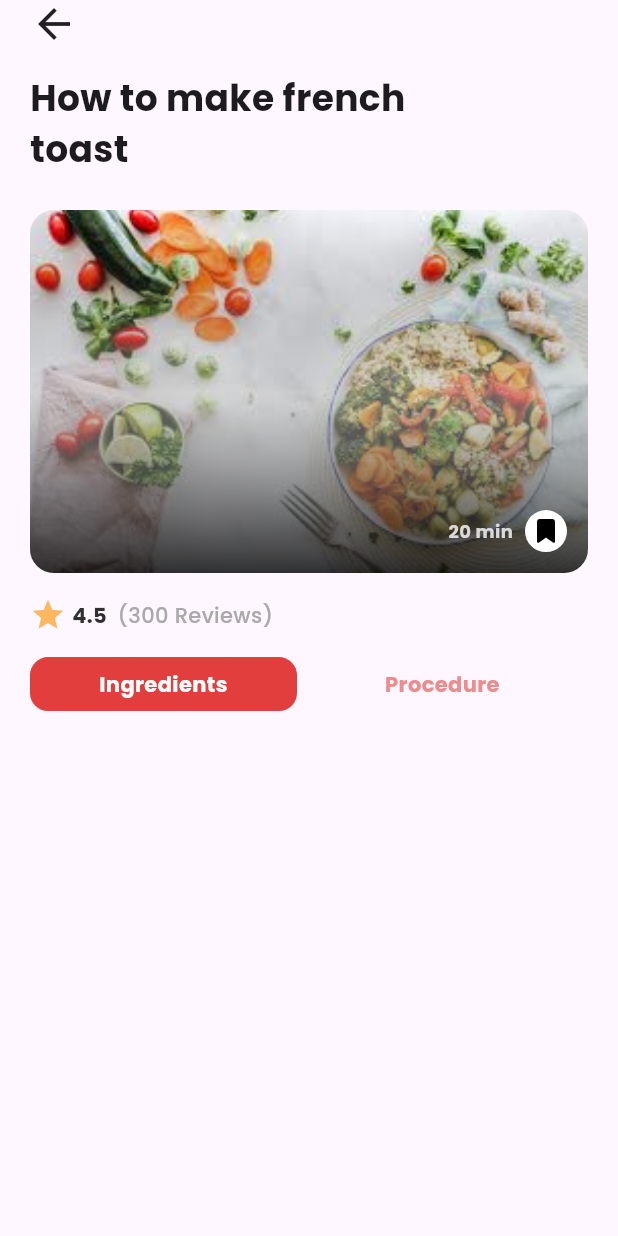
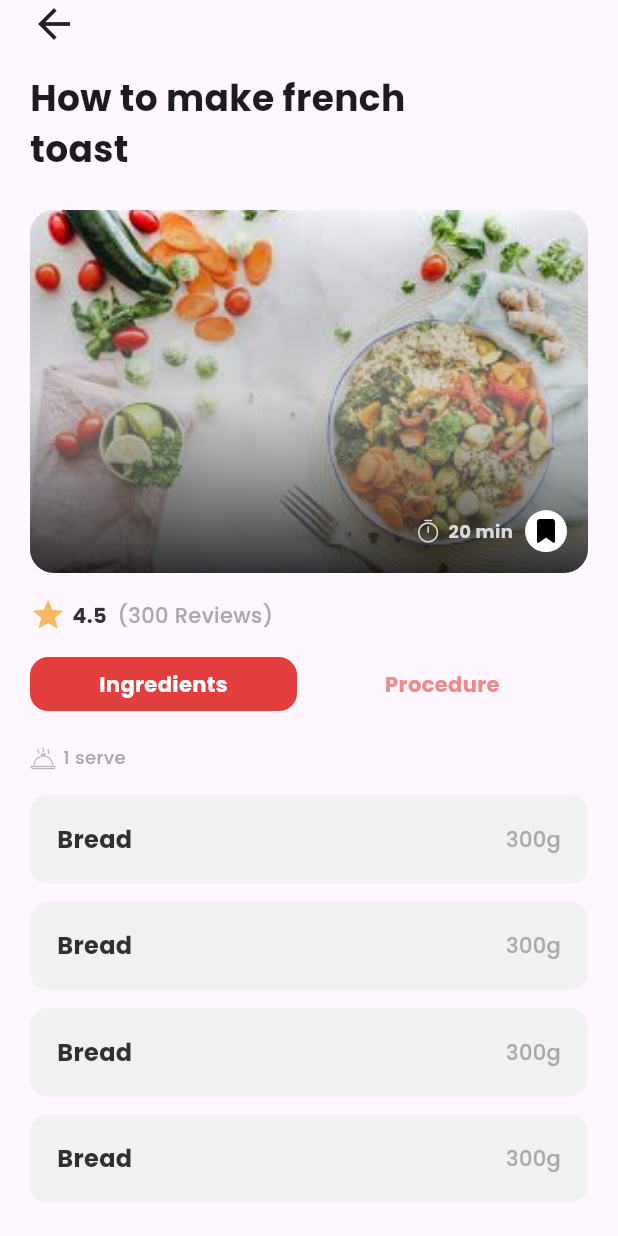
Before and after one commit to HazemAhmed677/reciply-app, a Flutter app: the RecipeInfoNody screen opened directly, on a phone screen of 412 x 824 dp. Run offline on Flutter 3.47's test engine with Material 3 defaults, Android fonts, the phone set to English and light mode, and no system bars; our stand-ins replace curved_navigation_bar, device_preview, flutter_svg, font_awesome_flutter, go_router.

Commit message:
create  ingredians list view

```diff
--- a/lib/core/utils/app_routers.dart
+++ b/lib/core/utils/app_routers.dart
@@ -24,20 +24,20 @@ abstract class AppRouters {
           duration: 300,
         ),
       ),
-      GoRoute(
-        path: searchID,
-        pageBuilder: (context, state) => CustomViewAnimation(
-          child: const SearchView(),
-          key: state.pageKey,
-          duration: 0,
-        ),
-      ),
+      // GoRoute(
+      //   path: searchID,
+      //   pageBuilder: (context, state) => CustomViewAnimation(
+      //     child: const SearchView(),
+      //     key: state.pageKey,
+      //     duration: 0,
+      //   ),
+      // ),
       GoRoute(
         path: recipeInfoID,
         pageBuilder: (context, state) => CustomViewAnimation(
           child: const RecipeInfoView(),
           key: state.pageKey,
-          duration: 600,
+          duration: 300,
         ),
       ),
     ],
--- /dev/null
+++ b/lib/features/home/presentation/views/widgets/ingrediant_item.dart
@@ -0,0 +1,42 @@
+import 'package:flutter/material.dart';
+import 'package:reciply/core/utils/app_colors.dart';
+import 'package:reciply/core/utils/app_styles.dart';
+
+class IngrediantItem extends StatelessWidget {
+  const IngrediantItem({super.key});
+
+  @override
+  Widget build(BuildContext context) {
+    return Container(
+      decoration: BoxDecoration(
+        color: AppColors.f1Color,
+        borderRadius: BorderRadius.circular(
+          12,
+        ),
+      ),
+      child: Padding(
+        padding: const EdgeInsets.symmetric(
+          horizontal: 18.0,
+          vertical: 18,
+        ),
+        child: Row(
+          children: [
+            Text(
+              'Bread',
+              style: AppStyles.semiBold16(context).copyWith(
+                color: AppColors.n30Color,
+              ),
+            ),
+            const Spacer(),
+            Text(
+              '300g',
+              style: AppStyles.regular14(context).copyWith(
+                color: AppColors.a9Color,
+              ),
+            ),
+          ],
+        ),
+      ),
+    );
+  }
+}
--- /dev/null
+++ b/lib/features/home/presentation/views/widgets/ingrediants_list_view.dart
@@ -0,0 +1,20 @@
+import 'package:flutter/material.dart';
+import 'package:reciply/features/home/presentation/views/widgets/ingrediant_item.dart';
+
+class IngrediantsListView extends StatelessWidget {
+  const IngrediantsListView({super.key});
+
+  @override
+  Widget build(BuildContext context) {
+    return Expanded(
+      child: ListView.builder(
+        padding: EdgeInsets.zero,
+        itemCount: 8,
+        itemBuilder: (context, index) => const Padding(
+          padding: EdgeInsets.only(bottom: 12.0),
+          child: IngrediantItem(),
+        ),
+      ),
+    );
+  }
+}
--- a/lib/features/home/presentation/views/widgets/item_info_list_section.dart
+++ b/lib/features/home/presentation/views/widgets/item_info_middle_section.dart
@@ -1,16 +1,17 @@
 import 'package:flutter/material.dart';
+import 'package:flutter_svg/svg.dart';
 import 'package:reciply/core/utils/app_colors.dart';
 import 'package:reciply/core/utils/app_styles.dart';
 import 'package:reciply/features/home/presentation/views/widgets/pupular_category_card.dart';
 
-class ItemInfoListSection extends StatefulWidget {
-  const ItemInfoListSection({super.key});
+class ItemInfoMiddleSection extends StatefulWidget {
+  const ItemInfoMiddleSection({super.key});
 
   @override
-  State<ItemInfoListSection> createState() => _ItemInfoListSectionState();
+  State<ItemInfoMiddleSection> createState() => _ItemInfoMiddleSectionState();
 }
 
-class _ItemInfoListSectionState extends State<ItemInfoListSection> {
+class _ItemInfoMiddleSectionState extends State<ItemInfoMiddleSection> {
   int currentIndex = 0;
   @override
   Widget build(BuildContext context) {
@@ -72,7 +73,26 @@ class _ItemInfoListSectionState extends State<ItemInfoListSection> {
               ),
             )
           ],
-        )
+        ),
+        const SizedBox(
+          height: 22,
+        ),
+        Row(
+          children: [
+            SvgPicture.asset(
+              'assets/images/serve.svg',
+            ),
+            const SizedBox(
+              width: 5,
+            ),
+            Text(
+              '1 serve',
+              style: AppStyles.regular12(context).copyWith(
+                color: AppColors.a9Color,
+              ),
+            )
+          ],
+        ),
       ],
     );
   }
--- a/lib/features/home/presentation/views/widgets/recipe_info_body.dart
+++ b/lib/features/home/presentation/views/widgets/recipe_info_body.dart
@@ -1,26 +1,27 @@
 import 'package:flutter/material.dart';
-import 'package:reciply/features/home/presentation/views/widgets/item_info_list_section.dart';
+import 'package:flutter_svg/svg.dart';
+import 'package:reciply/core/utils/app_styles.dart';
+import 'package:reciply/features/home/presentation/views/widgets/ingrediants_list_view.dart';
+import 'package:reciply/features/home/presentation/views/widgets/item_info_middle_section.dart';
 import 'package:reciply/features/home/presentation/views/widgets/title_of_info_view.dart';
 
-class RecipeInfoNody extends StatefulWidget {
+class RecipeInfoNody extends StatelessWidget {
   const RecipeInfoNody({super.key});
-
-  @override
-  State<RecipeInfoNody> createState() => _RecipeInfoNodyState();
-}
-
-class _RecipeInfoNodyState extends State<RecipeInfoNody> {
-  int currentIndex = 0;
   @override
   Widget build(BuildContext context) {
-    return const Scaffold(
+    return Scaffold(
       body: Padding(
-        padding: EdgeInsets.symmetric(horizontal: 20.0),
+        padding: const EdgeInsets.symmetric(horizontal: 20.0),
         child: Column(
           crossAxisAlignment: CrossAxisAlignment.start,
           children: [
-            TitleOfInfoView(),
-            ItemInfoListSection(),
+            const TitleOfInfoView(),
+            const ItemInfoMiddleSection(),
+            const SizedBox(height: 16),
+            const IngrediantsListView(),
+            const SizedBox(
+              height: 16,
+            ),
           ],
         ),
       ),
--- a/lib/features/saved/presentation/views/widgets/saved_item.dart
+++ b/lib/features/saved/presentation/views/widgets/saved_item.dart
@@ -1,4 +1,5 @@
 import 'package:flutter/material.dart';
+import 'package:flutter_svg/svg.dart';
 import 'package:font_awesome_flutter/font_awesome_flutter.dart';
 import 'package:reciply/constants.dart';
 import 'package:reciply/core/utils/app_colors.dart';
@@ -76,6 +77,10 @@ class _SavedItemState extends State<SavedItem> {
                         )
                       : const Text(''),
                   const Spacer(),
+                  SvgPicture.asset('assets/images/timer.svg'),
+                  const SizedBox(
+                    width: 5,
+                  ),
                   Text(
                     '20 min',
                     style: AppStyles.semiBold12(context).copyWith(
```
Also changed, not shown: assets/images/serve.svg (added), assets/images/timer.svg (added).
